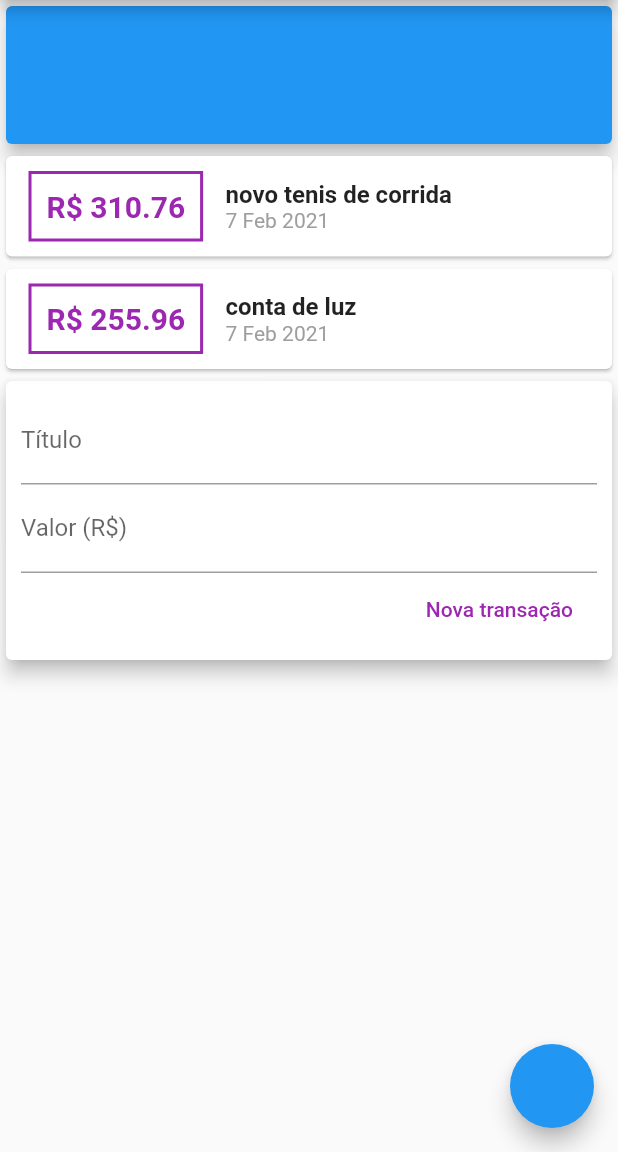
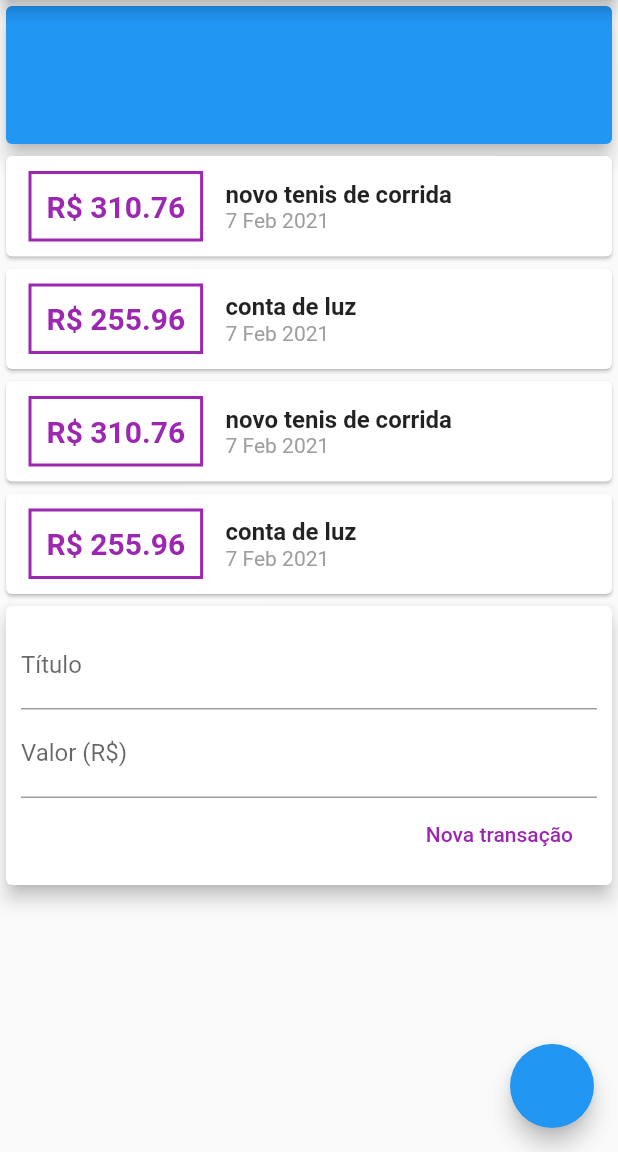
Before and after one commit to ASbarros/despesas_pessoais, a Flutter app: the screen it shows after launch, on a phone screen of 412 x 824 dp, the part 84-1236 px from its top. Run offline on Flutter 3.47's test engine with Material 2 defaults, Android fonts, the phone set to English and light mode, and no system bars.

Commit message:
mudando para listView.builder

```diff
--- a/lib/components/transaction_list.dart
+++ b/lib/components/transaction_list.dart
@@ -10,10 +10,13 @@ class TransactionList extends StatelessWidget {
       : super(key: key);
   @override
   Widget build(BuildContext context) {
-    return Column(
-      children: transactions
-          .map(
-            (tr) => Card(
+    return Container(
+      height: 300,
+      child: ListView.builder(
+        itemCount: transactions.length,
+        itemBuilder: (context, index) {
+          final tr = transactions[index];
+          return Card(
             child: Row(
               children: [
                 Container(
@@ -34,7 +37,7 @@ class TransactionList extends StatelessWidget {
                   crossAxisAlignment: CrossAxisAlignment.start,
                   children: [
                     Text(
-                        tr.title,
+                      transactions[index].title,
                       style: TextStyle(
                         fontWeight: FontWeight.bold,
                         fontSize: 16,
@@ -48,9 +51,9 @@ class TransactionList extends StatelessWidget {
                 )
               ],
             ),
+          );
+        },
       ),
-          )
-          .toList(),
     );
   }
 }
--- a/lib/components/transaction_user.dart
+++ b/lib/components/transaction_user.dart
@@ -13,6 +13,42 @@ class TransactionUser extends StatefulWidget {
 
 class _TransactionUserState extends State<TransactionUser> {
   final _transactions = [
+    Transaction(
+      id: 't1',
+      title: 'novo tenis de corrida',
+      value: 310.76,
+      date: DateTime.now(),
+    ),
+    Transaction(
+      id: 't2',
+      title: 'conta de luz',
+      value: 255.96,
+      date: DateTime.now(),
+    ),
+    Transaction(
+      id: 't1',
+      title: 'novo tenis de corrida',
+      value: 310.76,
+      date: DateTime.now(),
+    ),
+    Transaction(
+      id: 't2',
+      title: 'conta de luz',
+      value: 255.96,
+      date: DateTime.now(),
+    ),
+    Transaction(
+      id: 't1',
+      title: 'novo tenis de corrida',
+      value: 310.76,
+      date: DateTime.now(),
+    ),
+    Transaction(
+      id: 't2',
+      title: 'conta de luz',
+      value: 255.96,
+      date: DateTime.now(),
+    ),
     Transaction(
       id: 't1',
       title: 'novo tenis de corrida',
```
Lines whose indentation alone changed are shown as unchanged.
